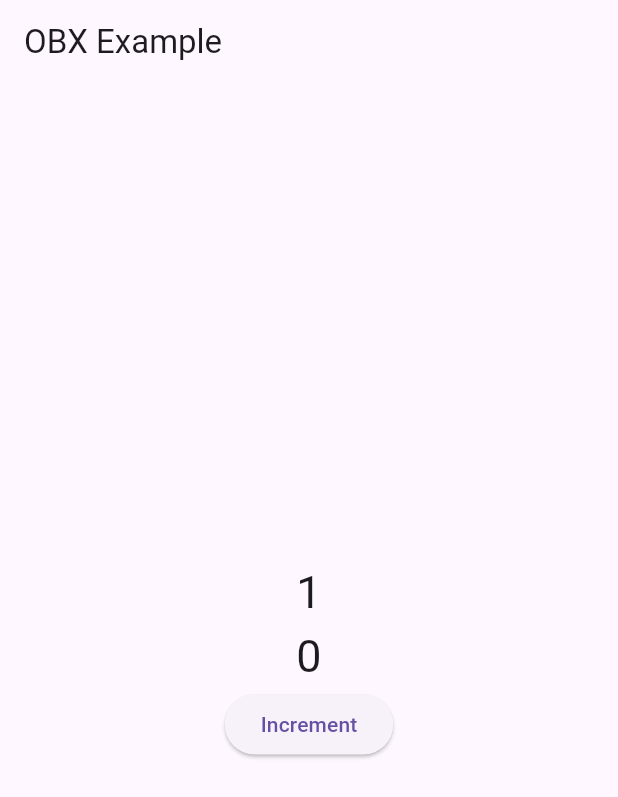
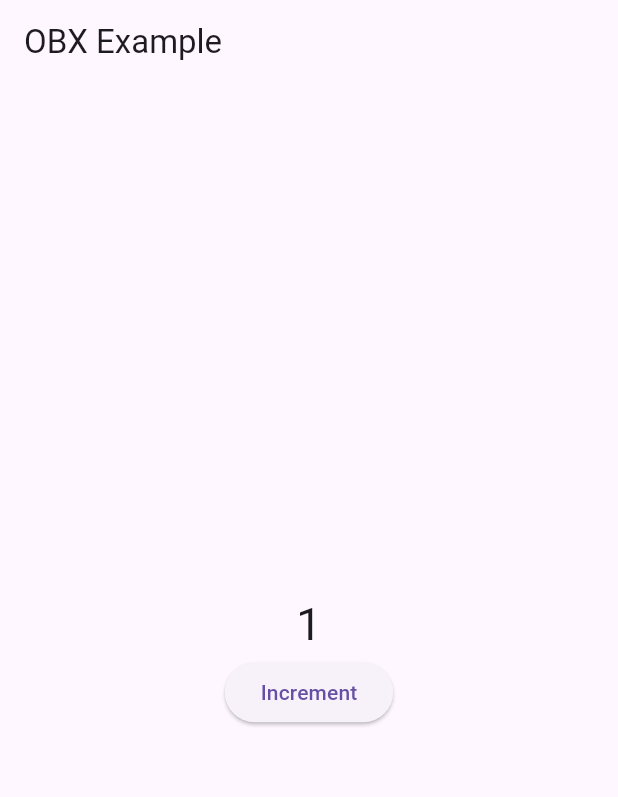
Before and after one commit to Taha170717/getxprac, a Flutter app: the screen it shows after launch, after a tap on "Increment", on a phone screen of 412 x 824 dp. Shown: the top 797 px of the screen. Run offline on Flutter 3.47's test engine with Material 3 defaults, Android fonts, the light colour scheme and no system bars; our stand-ins replace get.

Commit message:
4-11-2025

```diff
--- a/lib/forcontroller_MVVM/home_view.dart
+++ b/lib/forcontroller_MVVM/home_view.dart
@@ -5,7 +5,7 @@ import 'package:gtexprac/forcontroller_MVVM/myController.dart';
 
 class HomePage extends StatelessWidget{
 
-  //var myController = Get.put(MyController());
+  var myController = Get.put(MyController());
   @override
   Widget build(BuildContext context) {
     return  GetMaterialApp(
@@ -18,25 +18,21 @@ class HomePage extends StatelessWidget{
             mainAxisAlignment: MainAxisAlignment.center,
             crossAxisAlignment: CrossAxisAlignment.center,
             children: [
-              GetBuilder<MyController>(
-                init: MyController(),
-                      id: "123",
-                      // initState: (data)=> print("Init State Call"),
-                      // dispose: (data)=>print ("Contriller Disposed"),
+              // GetBuilder<MyController>(
+              //   init: MyController(),
+              //         id: "123",
+              //         // initState: (data)=> print("Init State Call"),
+              //         // dispose: (data)=>print ("Contriller Disposed"),
+              //
+              //         builder: (myController)=>Text("${myController.count}",style: TextStyle(
+              //   fontSize: 30
+              // ),)
+              // ),
+              Obx(()=>
+                  Text("${myController.count}",
+                    style: TextStyle(fontSize: 30),),
+              ),
 
-                      builder: (myController)=>Text("${myController.count}",style: TextStyle(
-                fontSize: 30
-              ),)
-              ),
-              GetBuilder<MyController>(
-                  init: MyController(),
-                  // initState: (data)=> print("Init State Call"),
-                  // dispose: (data)=>print ("Contriller Disposed"),
-
-                  builder: (myController)=>Text("${myController.count}",style: TextStyle(
-                      fontSize: 30
-                  ),)
-              ),
               ElevatedButton(onPressed: (){
                 var myController= Get.find<MyController>();
                 myController.incrementcount();
--- a/lib/forcontroller_MVVM/myController.dart
+++ b/lib/forcontroller_MVVM/myController.dart
@@ -1,13 +1,30 @@
 import 'package:get/get.dart';
 
 class MyController extends GetxController {
-  //var count = 0.obs;
-  var count = 0;
+  var count = 0.obs;
+  //var count = 0;
 
   incrementcount() {
     count ++;
-    update(['123']);
   }
+@override
+  void onInit(){
+    super.onInit();
 
-  //asdjkjqwdkjlasdasdasdasdasdasdasad
+    // called Evryy time when called
+    //ever(count, (callback)=>print("Ever"));
+    // called every time when any value changes in list
+  //everAll([count], (callback)=> print("Everall"));
+
+  // Called one when value changes
+
+  //once(count, (callback)=> print("Once"));
+
+
+  //called every time when value changes with duration
+  debounce(count, (callback)=>print("Debbounce"),time: Duration(seconds: 3));
+
+
+
+  }
 }
```
